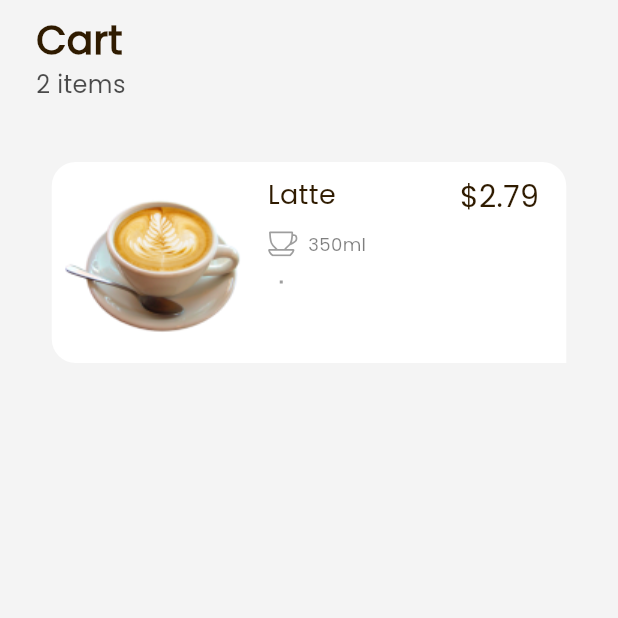
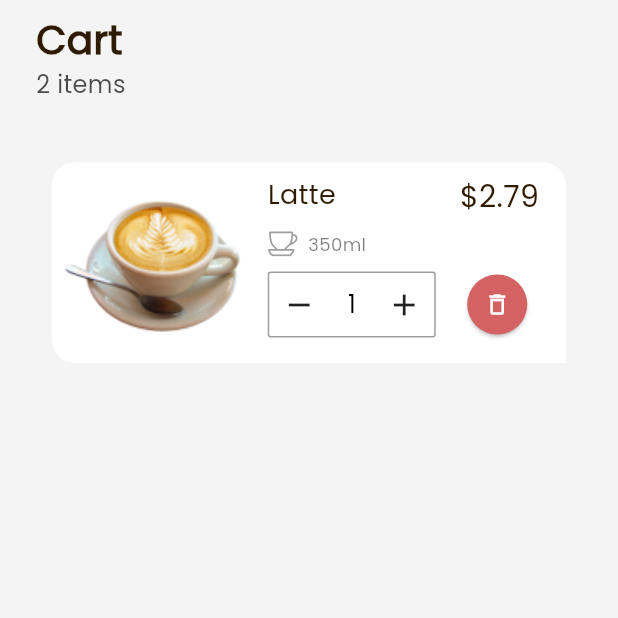
Before and after one commit to skfareeduddin/brewista, a Flutter app: the CartScreen screen opened by its route, on a phone screen of 412 x 824 dp, the top half of it. Run offline on Flutter 3.47's test engine with Material 3 defaults, Android fonts, the phone set to English and light mode, and no system bars; our stand-ins replace flutter_svg.

Commit message:
Created counter in cart container.

```diff
--- a/lib/main.dart
+++ b/lib/main.dart
@@ -21,9 +21,9 @@ class Brewista extends StatelessWidget {
   @override
   Widget build(BuildContext context) {
     return MaterialApp(
-      initialRoute: HomeScreen.id,
+      initialRoute: CartScreen.id,
       routes: {
-        SignUp.id: (context) => const SignUp(),
+        SignUpScreen.id: (context) => const SignUpScreen(),
         HomeScreen.id: (context) => const HomeScreen(),
         ProfileScreen.id: (context) => const ProfileScreen(),
         CartScreen.id: (context) => const CartScreen(),
--- a/lib/screens/cart.dart
+++ b/lib/screens/cart.dart
@@ -11,6 +11,16 @@ class CartScreen extends StatefulWidget {
 }
 
 class _CartScreenState extends State<CartScreen> {
+  int _currentCount = 1;
+
+  void increaseCount() {
+    _currentCount++;
+  }
+
+  void decreaseCount() {
+    _currentCount--;
+  }
+
   @override
   Widget build(BuildContext context) {
     return Scaffold(
@@ -120,8 +130,7 @@ class _CartScreenState extends State<CartScreen> {
                               color: Colors.grey,
                               width: 20.0,
                             ),
-                            Container(
-                              child: Text(
+                            Text(
                               '  350ml',
                               style: TextStyle(
                                 color: Colors.black.withOpacity(0.5),
@@ -130,30 +139,73 @@ class _CartScreenState extends State<CartScreen> {
                                 fontWeight: FontWeight.w400,
                               ),
                             ),
-                            ),
                           ],
                         ),
                         const SizedBox(height: 8.0),
                         Row(
                           children: [
                             Container(
-                              padding: const EdgeInsets.all(8.0),
-                              child: Container(
-                                // TODO: make the counter and continue from here
                               decoration: BoxDecoration(
                                 shape: BoxShape.rectangle,
                                 border: Border.all(
                                   color: Colors.grey,
                                   width: 1.0,
-                                      style: BorderStyle.solid),
+                                  style: BorderStyle.solid,
                                 ),
-                                // TODO: make the counter and continue from here
-                                child: Row(),
+                                borderRadius: const BorderRadius.all(
+                                  Radius.circular(2.0),
                                 ),
                               ),
-                            const SizedBox(width: 12.0),
-                            Container(
                               padding: const EdgeInsets.all(8.0),
+                              width: 112,
+                              height: 44,
+                              child: Row(
+                                mainAxisAlignment:
+                                    MainAxisAlignment.spaceBetween,
+                                children: [
+                                  GestureDetector(
+                                    onTap: () {
+                                      _currentCount > 1
+                                          ? setState(() {
+                                              decreaseCount();
+                                              _currentCount;
+                                            })
+                                          : null;
+                                    },
+                                    child: const Icon(Icons.remove),
+                                  ),
+                                  Text(
+                                    '$_currentCount',
+                                    style: const TextStyle(
+                                      color: Colors.black,
+                                      fontSize: 16,
+                                      fontFamily: 'Poppins',
+                                      fontWeight: FontWeight.w400,
+                                    ),
+                                  ),
+                                  GestureDetector(
+                                    onTap: () {
+                                      setState(() {
+                                        increaseCount();
+                                        _currentCount;
+                                      });
+                                    },
+                                    child: const Icon(Icons.add),
+                                  ),
+                                ],
+                              ),
+                            ),
+                            const SizedBox(width: 8.0),
+                            ElevatedButton(
+                              onPressed: () {},
+                              style: ElevatedButton.styleFrom(
+                                backgroundColor: const Color(0xFFD56262),
+                                shape: const CircleBorder(),
+                              ),
+                              child: const Icon(
+                                Icons.delete_outline,
+                                color: Colors.white,
+                              ),
                             ),
                           ],
                         ),
@@ -162,6 +214,7 @@ class _CartScreenState extends State<CartScreen> {
                   ],
                 ),
               ),
+              //TODO: Add items section from here
             ],
           ),
         ),
```
Also changed, not shown: lib/screens/sign_up.dart (+4 -4 lines). Lines whose indentation alone changed are shown as unchanged.
